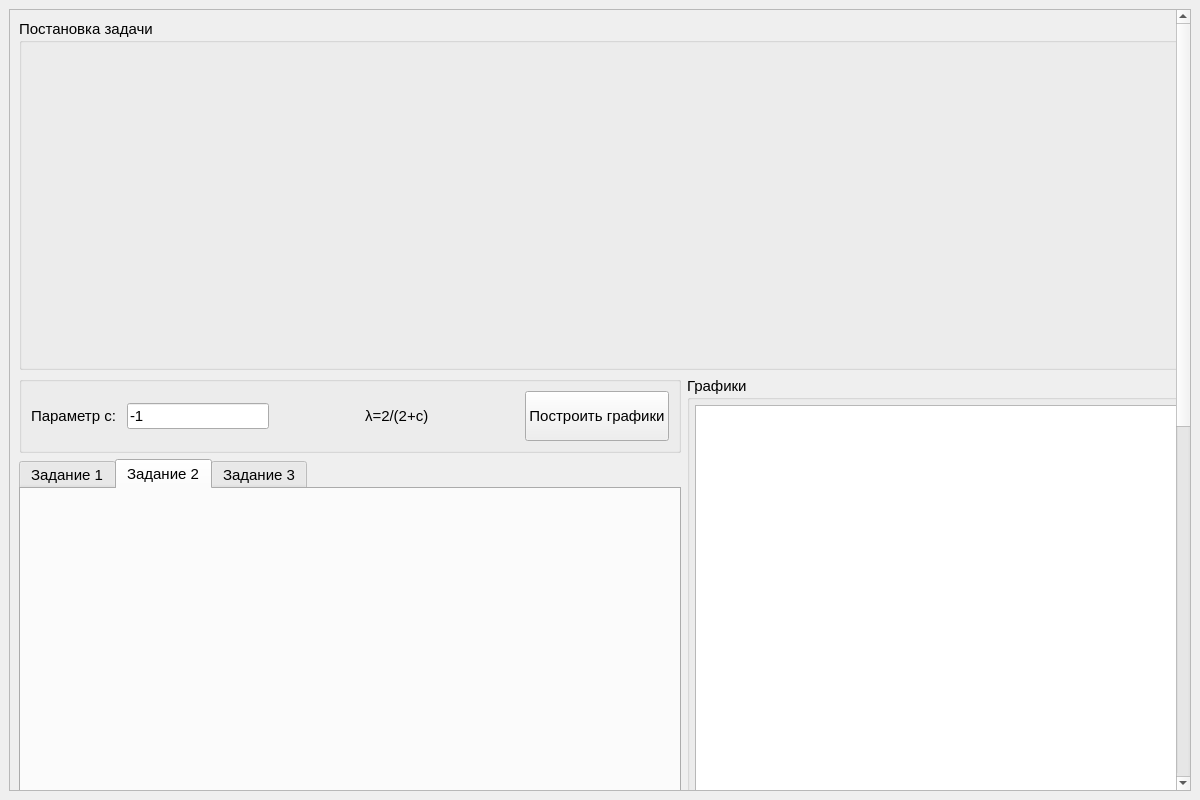
Above: TVFDELAB1/mainwindow.ui from Termtre/Terver before the change. Below: the same form after it.
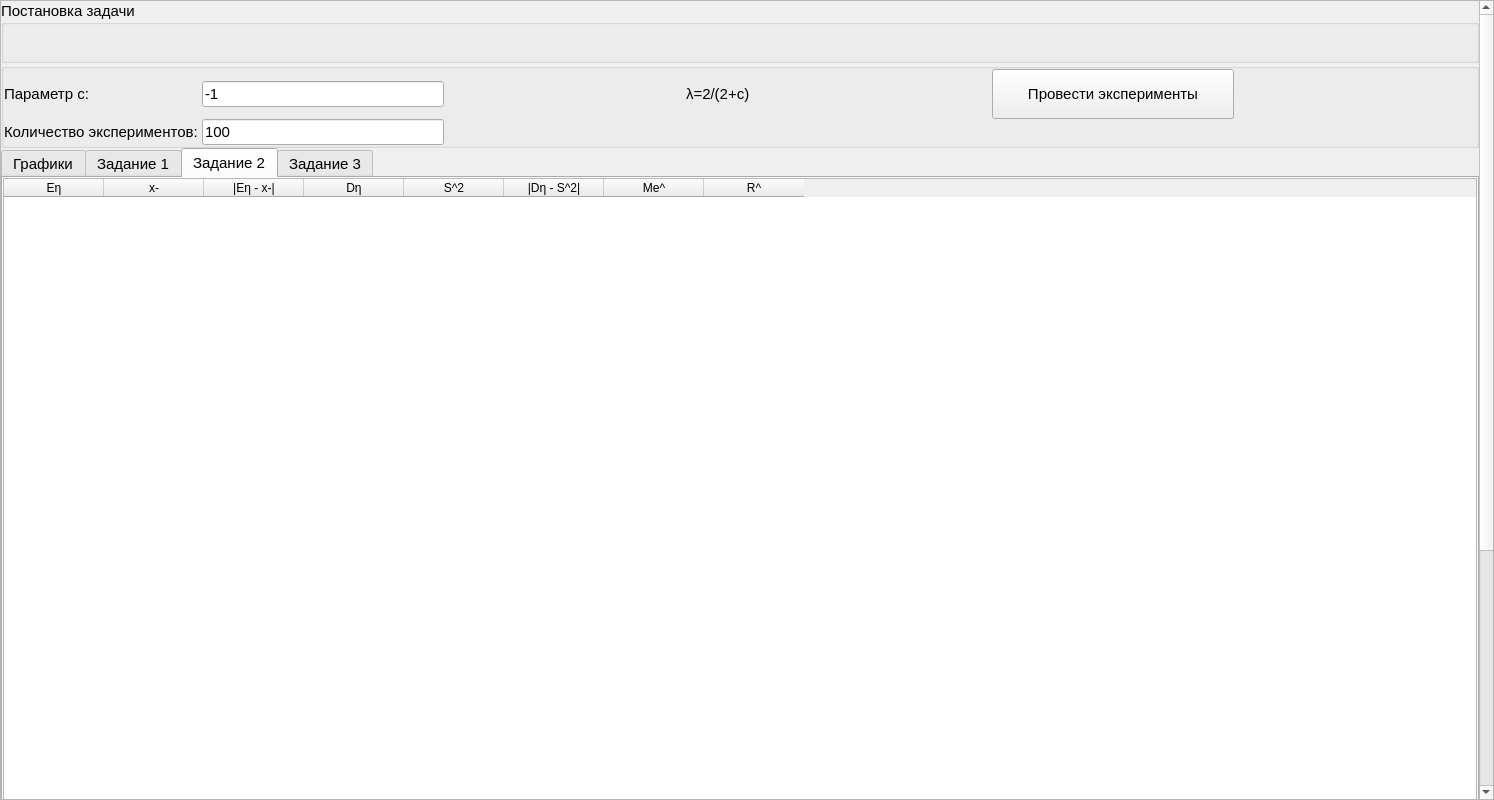
That is the form after the change. The open tabs and pages were chosen to show the change. Icons and pictures are not drawn. Custom widgets are drawn as their Qt base class.

```diff
--- a/TVFDELAB1/mainwindow.ui
+++ b/TVFDELAB1/mainwindow.ui
@@ -6,7 +6,7 @@
    <rect>
     <x>0</x>
     <y>0</y>
-    <width>1200</width>
+    <width>1494</width>
     <height>800</height>
    </rect>
   </property>
@@ -26,6 +26,21 @@
   </property>
   <widget class="QWidget" name="centralwidget">
    <layout class="QGridLayout" name="gridLayout">
+    <property name="leftMargin">
+     <number>0</number>
+    </property>
+    <property name="topMargin">
+     <number>0</number>
+    </property>
+    <property name="rightMargin">
+     <number>0</number>
+    </property>
+    <property name="bottomMargin">
+     <number>0</number>
+    </property>
+    <property name="spacing">
+     <number>0</number>
+    </property>
     <item row="0" column="0" rowspan="7">
      <widget class="QScrollArea" name="scrollArea">
       <property name="sizePolicy">
@@ -54,84 +69,64 @@
         <rect>
          <x>0</x>
          <y>0</y>
-         <width>1348</width>
-         <height>1460</height>
+         <width>1960</width>
+         <height>1437</height>
         </rect>
        </property>
        <layout class="QGridLayout" name="gridLayout_2">
-        <item row="2" column="0">
-         <widget class="QGroupBox" name="groupBox_2">
-          <property name="sizePolicy">
-           <sizepolicy hsizetype="Expanding" vsizetype="Minimum">
-            <horstretch>0</horstretch>
-            <verstretch>0</verstretch>
-           </sizepolicy>
-          </property>
+        <property name="leftMargin">
+         <number>0</number>
+        </property>
+        <property name="topMargin">
+         <number>0</number>
+        </property>
+        <property name="rightMargin">
+         <number>0</number>
+        </property>
+        <property name="bottomMargin">
+         <number>0</number>
+        </property>
+        <property name="spacing">
+         <number>0</number>
+        </property>
+        <item row="0" column="0" colspan="2">
+         <widget class="QGroupBox" name="groupBox_3">
           <property name="title">
-           <string/>
+           <string>Постановка задачи</string>
           </property>
           <layout class="QHBoxLayout" name="horizontalLayout">
            <item>
-            <widget class="QLabel" name="label_2">
-             <property name="font">
-              <font>
-               <pointsize>11</pointsize>
-              </font>
+            <widget class="QLabel" name="img3">
+             <property name="sizePolicy">
+              <sizepolicy hsizetype="Minimum" vsizetype="Minimum">
+               <horstretch>0</horstretch>
+               <verstretch>0</verstretch>
+              </sizepolicy>
              </property>
-             <property name="text">
-              <string>Параметр c: </string>
+             <property name="minimumSize">
+              <size>
+               <width>0</width>
+               <height>0</height>
+              </size>
              </property>
-            </widget>
-           </item>
-           <item>
-            <widget class="QLineEdit" name="setC">
              <property name="text">
-              <string>-1</string>
+              <string/>
              </property>
-            </widget>
-           </item>
-           <item>
-            <spacer name="horizontalSpacer_2">
-             <property name="orientation">
-              <enum>Qt::Horizontal</enum>
+             <property name="pixmap">
+              <pixmap resource="resources.qrc">:/img/img/3.png</pixmap>
              </property>
-             <property name="sizeHint" stdset="0">
-              <size>
-               <width>40</width>
-               <height>20</height>
-              </size>
+             <property name="scaledContents">
+              <bool>true</bool>
              </property>
-            </spacer>
-           </item>
-           <item>
-            <widget class="QLabel" name="label_3">
-             <property name="font">
-              <font>
-               <pointsize>11</pointsize>
-              </font>
+             <property name="alignment">
+              <set>Qt::AlignCenter</set>
              </property>
-             <property name="text">
-              <string>λ=2/(2+c)</string>
-             </property>
             </widget>
            </item>
            <item>
-            <spacer name="horizontalSpacer">
-             <property name="orientation">
-              <enum>Qt::Horizontal</enum>
-             </property>
-             <property name="sizeHint" stdset="0">
-              <size>
-               <width>40</width>
-               <height>20</height>
-              </size>
-             </property>
-            </spacer>
-           </item>
-           <item>
-            <widget class="QPushButton" name="CreateGraphics">
+            <widget class="QLabel" name="img2">
              <property name="sizePolicy">
-              <sizepolicy hsizetype="Expanding" vsizetype="Minimum">
+              <sizepolicy hsizetype="Minimum" vsizetype="Minimum">
                <horstretch>0</horstretch>
                <verstretch>0</verstretch>
               </sizepolicy>
@@ -139,72 +134,17 @@
              <property name="minimumSize">
               <size>
                <width>0</width>
-               <height>50</height>
+               <height>0</height>
               </size>
              </property>
-             <property name="font">
-              <font>
-               <pointsize>11</pointsize>
-              </font>
-             </property>
              <property name="text">
-              <string>Построить графики</string>
+              <string/>
              </property>
-            </widget>
-           </item>
-          </layout>
-         </widget>
-        </item>
-        <item row="2" column="1" rowspan="2">
-         <widget class="QGroupBox" name="groupBox">
-          <property name="sizePolicy">
-           <sizepolicy hsizetype="Minimum" vsizetype="Minimum">
-            <horstretch>0</horstretch>
-            <verstretch>0</verstretch>
-           </sizepolicy>
-          </property>
-          <property name="minimumSize">
-           <size>
-            <width>500</width>
-            <height>0</height>
-           </size>
-          </property>
-          <property name="font">
-           <font>
-            <pointsize>11</pointsize>
-           </font>
-          </property>
-          <property name="title">
-           <string>Графики</string>
-          </property>
-          <layout class="QVBoxLayout" name="verticalLayout">
-           <property name="spacing">
-            <number>5</number>
-           </property>
-           <property name="leftMargin">
-            <number>5</number>
-           </property>
-           <property name="topMargin">
-            <number>5</number>
-           </property>
-           <property name="rightMargin">
-            <number>5</number>
-           </property>
-           <property name="bottomMargin">
-            <number>5</number>
-           </property>
-           <item>
-            <widget class="QChartView" name="raspr"/>
-           </item>
-           <item>
-            <widget class="QLabel" name="label_4">
-             <property name="font">
-              <font>
-               <pointsize>11</pointsize>
-              </font>
+             <property name="pixmap">
+              <pixmap resource="resources.qrc">:/img/img/2.png</pixmap>
              </property>
-             <property name="text">
-              <string>Плотность распределения с.в. η</string>
+             <property name="scaledContents">
+              <bool>true</bool>
              </property>
              <property name="alignment">
               <set>Qt::AlignCenter</set>
@@ -212,20 +152,30 @@
             </widget>
            </item>
            <item>
-            <widget class="QChartView" name="funct"/>
-           </item>
-           <item>
-            <widget class="QLabel" name="label_5">
-             <property name="font">
-              <font>
-               <pointsize>11</pointsize>
-              </font>
+            <widget class="QLabel" name="label">
+             <property name="sizePolicy">
+              <sizepolicy hsizetype="Minimum" vsizetype="Minimum">
+               <horstretch>0</horstretch>
+               <verstretch>0</verstretch>
+              </sizepolicy>
              </property>
+             <property name="minimumSize">
+              <size>
+               <width>0</width>
+               <height>0</height>
+              </size>
+             </property>
              <property name="text">
-              <string>Функция распределения с.в. η</string>
+              <string/>
              </property>
+             <property name="pixmap">
+              <pixmap resource="resources.qrc">:/img/img/1.png</pixmap>
+             </property>
+             <property name="scaledContents">
+              <bool>false</bool>
+             </property>
              <property name="alignment">
-              <set>Qt::AlignCenter</set>
+              <set>Qt::AlignLeading|Qt::AlignLeft|Qt::AlignVCenter</set>
              </property>
             </widget>
            </item>
@@ -234,9 +184,15 @@
         </item>
         <item row="3" column="0">
          <widget class="QTabWidget" name="tabWidget">
+          <property name="sizePolicy">
+           <sizepolicy hsizetype="Minimum" vsizetype="Expanding">
+            <horstretch>0</horstretch>
+            <verstretch>0</verstretch>
+           </sizepolicy>
+          </property>
           <property name="minimumSize">
            <size>
-            <width>0</width>
+            <width>1000</width>
             <height>1000</height>
            </size>
           </property>
@@ -263,58 +219,126 @@
           <property name="elideMode">
            <enum>Qt::ElideLeft</enum>
           </property>
+          <widget class="QWidget" name="tab_4">
+           <attribute name="title">
+            <string>Графики</string>
+           </attribute>
+           <layout class="QGridLayout" name="gridLayout_3">
+            <property name="leftMargin">
+             <number>0</number>
+            </property>
+            <property name="topMargin">
+             <number>0</number>
+            </property>
+            <property name="rightMargin">
+             <number>0</number>
+            </property>
+            <property name="bottomMargin">
+             <number>0</number>
+            </property>
+            <property name="spacing">
+             <number>0</number>
+            </property>
+            <item row="0" column="0">
+             <widget class="QGroupBox" name="groupBox">
+              <property name="sizePolicy">
+               <sizepolicy hsizetype="Minimum" vsizetype="Minimum">
+                <horstretch>0</horstretch>
+                <verstretch>0</verstretch>
+               </sizepolicy>
+              </property>
+              <property name="minimumSize">
+               <size>
+                <width>500</width>
+                <height>0</height>
+               </size>
+              </property>
+              <property name="font">
+               <font>
+                <pointsize>11</pointsize>
+               </font>
+              </property>
+              <property name="title">
+               <string>Графики</string>
+              </property>
+              <layout class="QVBoxLayout" name="verticalLayout">
+               <property name="spacing">
+                <number>6</number>
+               </property>
+               <property name="leftMargin">
+                <number>0</number>
+               </property>
+               <property name="topMargin">
+                <number>0</number>
+               </property>
+               <property name="rightMargin">
+                <number>0</number>
+               </property>
+               <property name="bottomMargin">
+                <number>0</number>
+               </property>
+               <item>
+                <widget class="QChartView" name="raspr"/>
+               </item>
+               <item>
+                <widget class="QLabel" name="label_4">
+                 <property name="font">
+                  <font>
+                   <pointsize>11</pointsize>
+                  </font>
+                 </property>
+                 <property name="text">
+                  <string>Плотность распределения с.в. η</string>
+                 </property>
+                 <property name="alignment">
+                  <set>Qt::AlignCenter</set>
+                 </property>
+                </widget>
+               </item>
+               <item>
+                <widget class="QChartView" name="funct"/>
+               </item>
+               <item>
+                <widget class="QLabel" name="label_5">
+                 <property name="font">
+                  <font>
+                   <pointsize>11</pointsize>
+                  </font>
+                 </property>
+                 <property name="text">
+                  <string>Функция распределения с.в. η</string>
+                 </property>
+                 <property name="alignment">
+                  <set>Qt::AlignCenter</set>
+                 </property>
+                </widget>
+               </item>
+              </layout>
+             </widget>
+            </item>
+           </layout>
+          </widget>
           <widget class="QWidget" name="tab">
            <attribute name="title">
             <string>Задание 1</string>
            </attribute>
            <layout class="QGridLayout" name="gridLayout_4">
-            <item row="0" column="2">
-             <spacer name="horizontalSpacer_3">
-              <property name="orientation">
-               <enum>Qt::Horizontal</enum>
-              </property>
-              <property name="sizeHint" stdset="0">
-               <size>
-                <width>40</width>
-                <height>20</height>
-               </size>
-              </property>
-             </spacer>
-            </item>
-            <item row="0" column="1">
-             <widget class="QLineEdit" name="lineEdit">
-              <property name="sizePolicy">
-               <sizepolicy hsizetype="Minimum" vsizetype="Fixed">
-                <horstretch>0</horstretch>
-                <verstretch>0</verstretch>
-               </sizepolicy>
-              </property>
-              <property name="text">
-               <string>100</string>
-              </property>
-             </widget>
-            </item>
-            <item row="0" column="0">
-             <widget class="QLabel" name="label_6">
-              <property name="sizePolicy">
-               <sizepolicy hsizetype="Minimum" vsizetype="Minimum">
-                <horstretch>0</horstretch>
-                <verstretch>0</verstretch>
-               </sizepolicy>
-              </property>
-              <property name="text">
-               <string>Количество экспериментов: </string>
-              </property>
-             </widget>
-            </item>
-            <item row="0" column="3" rowspan="2">
-             <widget class="QPushButton" name="start1">
-              <property name="text">
-               <string>Провести эксперименты</string>
-              </property>
-             </widget>
-            </item>
-            <item row="2" column="0" colspan="4">
+            <property name="leftMargin">
+             <number>0</number>
+            </property>
+            <property name="topMargin">
+             <number>0</number>
+            </property>
+            <property name="rightMargin">
+             <number>0</number>
+            </property>
+            <property name="bottomMargin">
+             <number>0</number>
+            </property>
+            <property name="spacing">
+             <number>0</number>
+            </property>
+            <item row="1" column="0" colspan="4">
              <widget class="QTableWidget" name="tableWidget">
               <property name="editTriggers">
                <set>QAbstractItemView::NoEditTriggers</set>
@@ -355,6 +379,70 @@
            <attribute name="title">
             <string>Задание 2</string>
            </attribute>
+           <layout class="QGridLayout" name="gridLayout_6">
+            <property name="leftMargin">
+             <number>0</number>
+            </property>
+            <property name="topMargin">
+             <number>0</number>
+            </property>
+            <property name="rightMargin">
+             <number>0</number>
+            </property>
+            <property name="bottomMargin">
+             <number>0</number>
+            </property>
+            <property name="spacing">
+             <number>0</number>
+            </property>
+            <item row="0" column="0">
+             <widget class="QTableWidget" name="tableWidget_2">
+              <property name="editTriggers">
+               <set>QAbstractItemView::NoEditTriggers</set>
+              </property>
+              <column>
+               <property name="text">
+                <string>Eη</string>
+               </property>
+              </column>
+              <column>
+               <property name="text">
+                <string>x-</string>
+               </property>
+              </column>
+              <column>
+               <property name="text">
+                <string>|Eη - x-|</string>
+               </property>
+              </column>
+              <column>
+               <property name="text">
+                <string>Dη</string>
+               </property>
+              </column>
+              <column>
+               <property name="text">
+                <string>S^2</string>
+               </property>
+              </column>
+              <column>
+               <property name="text">
+                <string>|Dη - S^2|</string>
+               </property>
+              </column>
+              <column>
+               <property name="text">
+                <string>Me^</string>
+               </property>
+              </column>
+              <column>
+               <property name="text">
+                <string>R^</string>
+               </property>
+              </column>
+             </widget>
+            </item>
+           </layout>
           </widget>
           <widget class="QWidget" name="tab_3">
            <attribute name="title">
@@ -363,96 +451,166 @@
           </widget>
          </widget>
         </item>
-        <item row="0" column="0" colspan="2">
-         <widget class="QGroupBox" name="groupBox_3">
+        <item row="2" column="0">
+         <widget class="QGroupBox" name="groupBox_2">
+          <property name="sizePolicy">
+           <sizepolicy hsizetype="Expanding" vsizetype="Minimum">
+            <horstretch>0</horstretch>
+            <verstretch>0</verstretch>
+           </sizepolicy>
+          </property>
           <property name="title">
-           <string>Постановка задачи</string>
+           <string/>
           </property>
-          <layout class="QGridLayout" name="gridLayout_3">
-           <item row="0" column="1">
-            <widget class="QLabel" name="img2">
-             <property name="sizePolicy">
-              <sizepolicy hsizetype="Fixed" vsizetype="Fixed">
-               <horstretch>0</horstretch>
-               <verstretch>0</verstretch>
-              </sizepolicy>
+          <layout class="QGridLayout" name="gridLayout_5">
+           <property name="leftMargin">
+            <number>0</number>
+           </property>
+           <property name="topMargin">
+            <number>0</number>
+           </property>
+           <property name="rightMargin">
+            <number>0</number>
+           </property>
+           <property name="bottomMargin">
+            <number>0</number>
+           </property>
+           <property name="spacing">
+            <number>0</number>
+           </property>
+           <item row="1" column="3" colspan="4">
+            <spacer name="horizontalSpacer_3">
+             <property name="orientation">
+              <enum>Qt::Horizontal</enum>
              </property>
-             <property name="minimumSize">
+             <property name="sizeHint" stdset="0">
               <size>
-               <width>500</width>
-               <height>150</height>
+               <width>40</width>
+               <height>20</height>
               </size>
              </property>
+            </spacer>
+           </item>
+           <item row="0" column="4">
+            <widget class="QLabel" name="label_3">
+             <property name="font">
+              <font>
+               <pointsize>11</pointsize>
+              </font>
+             </property>
              <property name="text">
-              <string/>
+              <string>λ=2/(2+c)</string>
              </property>
-             <property name="pixmap">
-              <pixmap resource="resources.qrc">:/img/img/2.png</pixmap>
+            </widget>
+           </item>
+           <item row="0" column="0">
+            <widget class="QLabel" name="label_2">
+             <property name="font">
+              <font>
+               <pointsize>11</pointsize>
+              </font>
              </property>
-             <property name="scaledContents">
-              <bool>true</bool>
+             <property name="text">
+              <string>Параметр c: </string>
              </property>
-             <property name="alignment">
-              <set>Qt::AlignCenter</set>
-             </property>
             </widget>
            </item>
-           <item row="1" column="1">
-            <widget class="QLabel" name="img3">
+           <item row="0" column="6">
+            <widget class="QPushButton" name="CreateGraphics">
              <property name="sizePolicy">
-              <sizepolicy hsizetype="Fixed" vsizetype="Fixed">
+              <sizepolicy hsizetype="Expanding" vsizetype="Minimum">
                <horstretch>0</horstretch>
                <verstretch>0</verstretch>
               </sizepolicy>
              </property>
              <property name="minimumSize">
               <size>
-               <width>500</width>
-               <height>150</height>
+               <width>0</width>
+               <height>50</height>
               </size>
              </property>
+             <property name="font">
+              <font>
+               <pointsize>11</pointsize>
+              </font>
+             </property>
              <property name="text">
-              <string/>
+              <string>Провести эксперименты</string>
              </property>
-             <property name="pixmap">
-              <pixmap resource="resources.qrc">:/img/img/3.png</pixmap>
-             </property>
-             <property name="scaledContents">
-              <bool>true</bool>
-             </property>
-             <property name="alignment">
-              <set>Qt::AlignCenter</set>
-             </property>
             </widget>
            </item>
-           <item row="0" column="0" rowspan="2">
-            <widget class="QLabel" name="label">
+           <item row="1" column="0">
+            <widget class="QLabel" name="label_6">
              <property name="sizePolicy">
-              <sizepolicy hsizetype="Fixed" vsizetype="Fixed">
+              <sizepolicy hsizetype="Minimum" vsizetype="Minimum">
                <horstretch>0</horstretch>
                <verstretch>0</verstretch>
               </sizepolicy>
              </property>
-             <property name="minimumSize">
+             <property name="text">
+              <string>Количество экспериментов: </string>
+             </property>
+            </widget>
+           </item>
+           <item row="0" column="3">
+            <spacer name="horizontalSpacer_2">
+             <property name="orientation">
+              <enum>Qt::Horizontal</enum>
+             </property>
+             <property name="sizeHint" stdset="0">
               <size>
-               <width>800</width>
-               <height>200</height>
+               <width>40</width>
+               <height>20</height>
               </size>
              </property>
+            </spacer>
+           </item>
+           <item row="0" column="2">
+            <widget class="QLineEdit" name="setC">
              <property name="text">
-              <string/>
+              <string>-1</string>
              </property>
-             <property name="pixmap">
-              <pixmap resource="resources.qrc">:/img/img/1.png</pixmap>
+            </widget>
+           </item>
+           <item row="0" column="5">
+            <spacer name="horizontalSpacer">
+             <property name="orientation">
+              <enum>Qt::Horizontal</enum>
              </property>
-             <property name="scaledContents">
-              <bool>false</bool>
+             <property name="sizeHint" stdset="0">
+              <size>
+               <width>40</width>
+               <height>20</height>
+              </size>
              </property>
-             <property name="alignment">
-              <set>Qt::AlignLeading|Qt::AlignLeft|Qt::AlignVCenter</set>
+            </spacer>
+           </item>
+           <item row="1" column="2">
+            <widget class="QLineEdit" name="lineEdit">
+             <property name="sizePolicy">
+              <sizepolicy hsizetype="Minimum" vsizetype="Fixed">
+               <horstretch>0</horstretch>
+               <verstretch>0</verstretch>
+              </sizepolicy>
              </property>
+             <property name="text">
+              <string>100</string>
+             </property>
             </widget>
            </item>
+           <item row="0" column="7">
+            <spacer name="horizontalSpacer_4">
+             <property name="orientation">
+              <enum>Qt::Horizontal</enum>
+             </property>
+             <property name="sizeHint" stdset="0">
+              <size>
+               <width>40</width>
+               <height>20</height>
+              </size>
+             </property>
+            </spacer>
+           </item>
           </layout>
          </widget>
         </item>
@@ -467,8 +625,8 @@
     <rect>
      <x>0</x>
      <y>0</y>
-     <width>1200</width>
-     <height>25</height>
+     <width>1494</width>
+     <height>24</height>
     </rect>
    </property>
   </widget>
```
